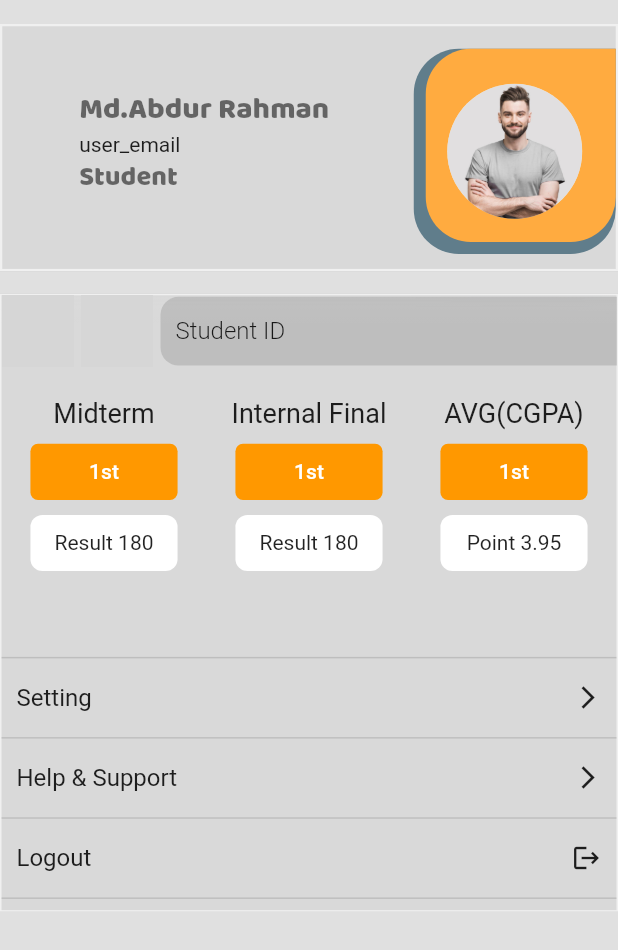
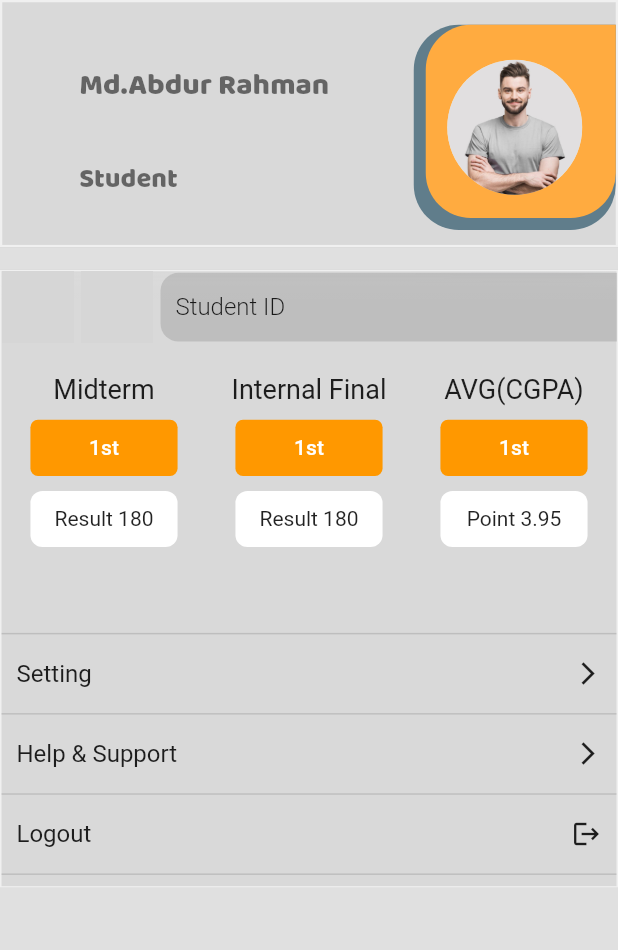
Before and after one commit to farhansadikgalib/diit_portal, a Flutter app: the StudentProfile screen opened by its route, on a phone screen of 412 x 824 dp. Shown: the top 950 px of the screen. Run offline on Flutter 3.47's test engine with Material 2 defaults, Android fonts, the phone set to English and light mode, and no system bars; drawn by our look-alikes of glass_kit; our stand-ins replace animated_text_kit, bottom_navy_bar, cloud_firestore, connectivity, dropdown_button2, firebase_auth and 13 more; missing offline and left inert: flutter_colorful_tab, flutter_expandable, flutter_glow, flutter_inappwebview, multi_charts, onesignal_flutter and 2 more; accounts and stored records are empty; grey boxes are pictures that could not be loaded.

Commit message:
profile issue is solved

```diff
--- a/lib/BinaryClock/Clock.dart
+++ b/lib/BinaryClock/Clock.dart
@@ -25,12 +25,7 @@ class _ClockState extends State<Clock> {
       });
     });
   }
-  @override
-  void dispose() {
-    // TODO: implement dispose
-    super.dispose();
-    _ClockState();
-  }
+
 
   @override
   Widget build(BuildContext context) {
--- a/lib/Screens/Dashboard/Student_Profile/student_profile.dart
+++ b/lib/Screens/Dashboard/Student_Profile/student_profile.dart
@@ -73,7 +73,6 @@ class _StudentProfileState extends State<StudentProfile> {
             child: SingleChildScrollView(
           scrollDirection: Axis.vertical,
           child: Column(children: [
-              Text(user_email??''),
             GlassContainer(
               height: MediaQuery.of(context).size.height/5,
               width: MediaQuery.of(context).size.width,
@@ -122,7 +121,7 @@ class _StudentProfileState extends State<StudentProfile> {
                                 child: Column(
                                   crossAxisAlignment:
                                       CrossAxisAlignment.start,
-                                  children: const [
+                                  children:  [
                                     Text(
                                       "Md.Abdur Rahman",
                                       style: TextStyle(
@@ -131,16 +130,17 @@ class _StudentProfileState extends State<StudentProfile> {
                                           fontFamily: 'Baloo',
                                           color: Colors.black54),
                                     ),
-                                    // SizedBox(
-                                    //   height: 5,
-                                    // ),
-                                    Text("user_email"),
-                                      // ,style: TextStyle(
-                                      //     fontSize: 18,
-                                      //     fontWeight: FontWeight.w200,
-                                      //     fontFamily: 'Baloo',
-                                      //     color: Colors.black54),
+                                    SizedBox(
+                                      height: 5,
+                                    ),
+                                    Text(user_email??''
+                                      ,style: TextStyle(
+                                          fontSize: 18,
+                                          fontWeight: FontWeight.w200,
+                                          fontFamily: 'Baloo',
+                                          color: Colors.black54),
 
+                                    ),
                                     Text(
                                       "Student",
                                       style: TextStyle(
```
